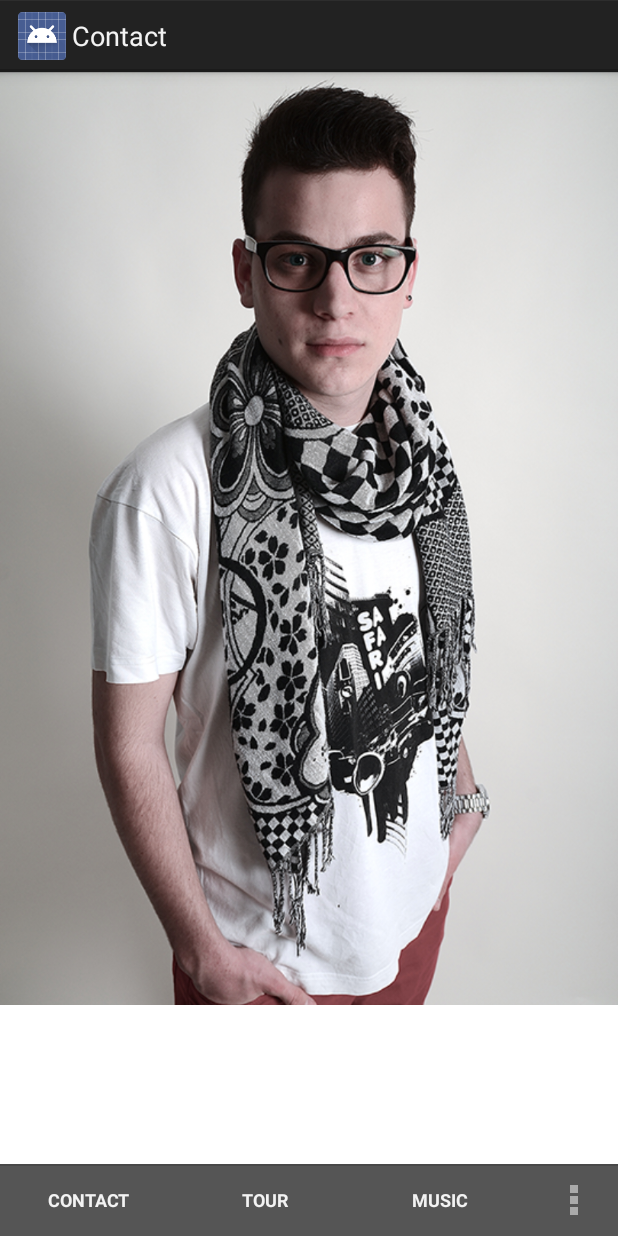
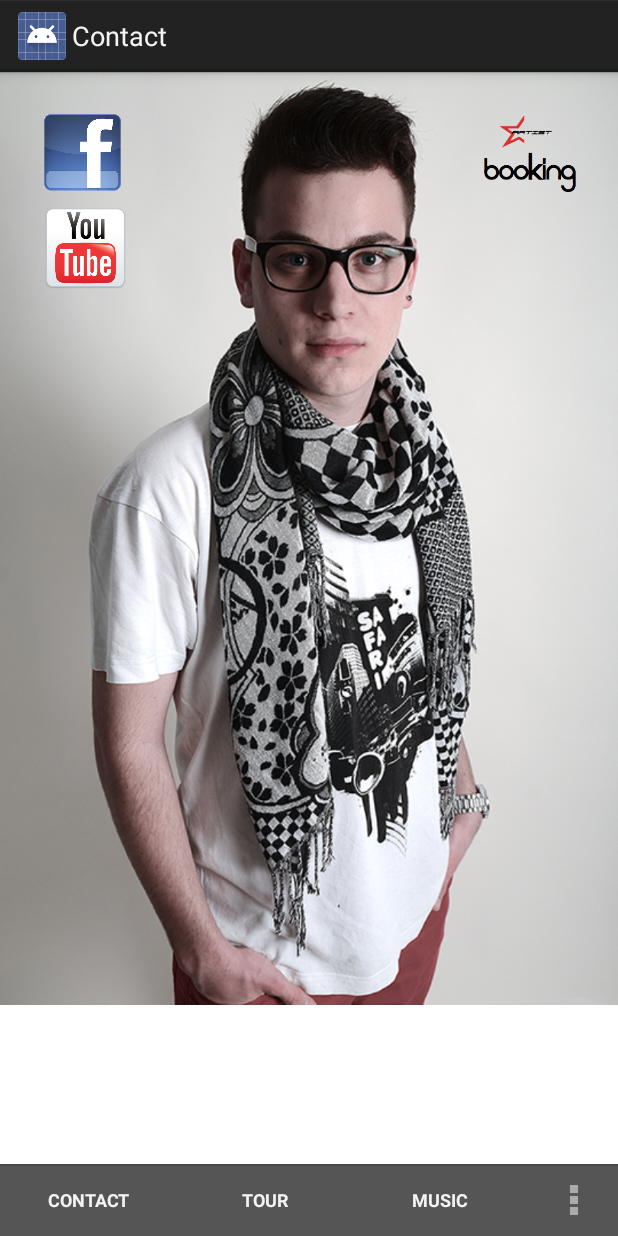
Before and after one commit to trilumic/PromoApplication, an Android app: the Contact screen opened directly, with no data from a screen before it, on a phone screen of 412 x 824 dp. Run offline under Robolectric (Android 15) with nearby library versions, the phone set to English and light mode, and no system bars.

Commit message:
Better stuffs, links etc

```diff
--- a/app/src/main/java/ch/djsimeon/android/promoapplication/app/Contact.java
+++ b/app/src/main/java/ch/djsimeon/android/promoapplication/app/Contact.java
@@ -1,12 +1,14 @@
 package ch.djsimeon.android.promoapplication.app;
 
 import android.app.Activity;
+import android.content.Context;
 import android.content.Intent;
 import android.net.Uri;
 import android.os.Bundle;
 import android.view.Menu;
 import android.view.MenuItem;
 import android.view.View;
+import android.widget.Button;
 
 
 public class Contact extends Activity {
@@ -41,6 +43,13 @@ public class Contact extends Activity {
         startActivity(intent);
     }
 
+    public void sendEmail(View view) {
+        Intent intent = new Intent(Intent.ACTION_VIEW);
+        String mailto = (String)view.getTag();
+        Uri data = Uri.parse("mailto:"+mailto);
+        intent.setData(data);
+        startActivity(intent);
+    }
 
 
     @Override
--- a/app/src/main/res/layout-land/activity_contact.xml
+++ b/app/src/main/res/layout-land/activity_contact.xml
@@ -14,21 +14,34 @@
         android:scaleType="fitStart"/>
 
     <ImageView
-        android:layout_width="380dp"
-        android:layout_height="80dp"
-        android:layout_marginLeft="400dp"
-        android:layout_marginTop="20dp"
+        android:layout_alignParentRight="true"
+        android:layout_width="250dp"
+        android:layout_height="50dp"
+        android:layout_marginRight="30dp"
+        android:layout_marginTop="0dp"
         android:onClick="openBrowser"
         android:tag="http://www.facebook.com/djsimeon.official"
         android:src="@drawable/fb" />
 
     <ImageView
-        android:layout_width="380dp"
-        android:layout_height="90dp"
-        android:layout_marginLeft="400dp"
-        android:layout_marginTop="100dp"
+        android:layout_alignParentRight="true"
+        android:layout_width="250dp"
+        android:layout_height="60dp"
+        android:layout_marginRight="30dp"
+        android:layout_marginTop="50dp"
         android:onClick="openBrowser"
         android:tag="http://www.youtube.com/channel/UCKqeRTPIpltiPGjP2s1aYDA"
         android:src="@drawable/yt" />
 
+    <ImageView
+        android:layout_width="250dp"
+        android:layout_height="60dp"
+        android:layout_alignParentRight="true"
+        android:layout_alignParentBottom="true"
+        android:layout_marginRight="25dp"
+        android:layout_marginBottom="22dp"
+        android:tag="marc.holinger@startist.ch"
+        android:src="@drawable/booking"
+        android:onClick="sendEmail" />
+
 </RelativeLayout>
--- a/app/src/main/res/layout/activity_contact.xml
+++ b/app/src/main/res/layout/activity_contact.xml
@@ -15,6 +15,34 @@
         android:scaleType="centerCrop"
          />
 
+    <ImageView
+        android:layout_width="70dp"
+        android:layout_height="70dp"
+        android:layout_marginLeft="20dp"
+        android:layout_marginTop="20dp"
+        android:onClick="openBrowser"
+        android:tag="http://www.facebook.com/djsimeon.official"
+        android:src="@drawable/fblogo" />
+
+    <ImageView
+        android:layout_width="55dp"
+        android:layout_height="55dp"
+        android:layout_marginLeft="29dp"
+        android:layout_marginTop="90dp"
+        android:onClick="openBrowser"
+        android:tag="http://www.youtube.com/channel/UCKqeRTPIpltiPGjP2s1aYDA"
+        android:src="@drawable/ytlogo" />
+
+    <ImageView
+        android:layout_width="65dp"
+        android:layout_height="65dp"
+        android:layout_alignParentRight="true"
+        android:layout_marginRight="25dp"
+        android:layout_marginTop="22dp"
+        android:tag="marc.holinger@startist.ch"
+        android:src="@drawable/startist"
+        android:onClick="sendEmail" />
+
 
 
 </RelativeLayout>
```
Also changed, not shown: app/src/main/res/drawable-mdpi/booking.png, app/src/main/res/drawable-mdpi/fb.png, app/src/main/res/drawable-mdpi/fblogo.png (added), app/src/main/res/drawable-mdpi/startist.png (added), app/src/main/res/drawable-mdpi/yt.png, app/src/main/res/drawable-mdpi/ytlogo.png (added).
